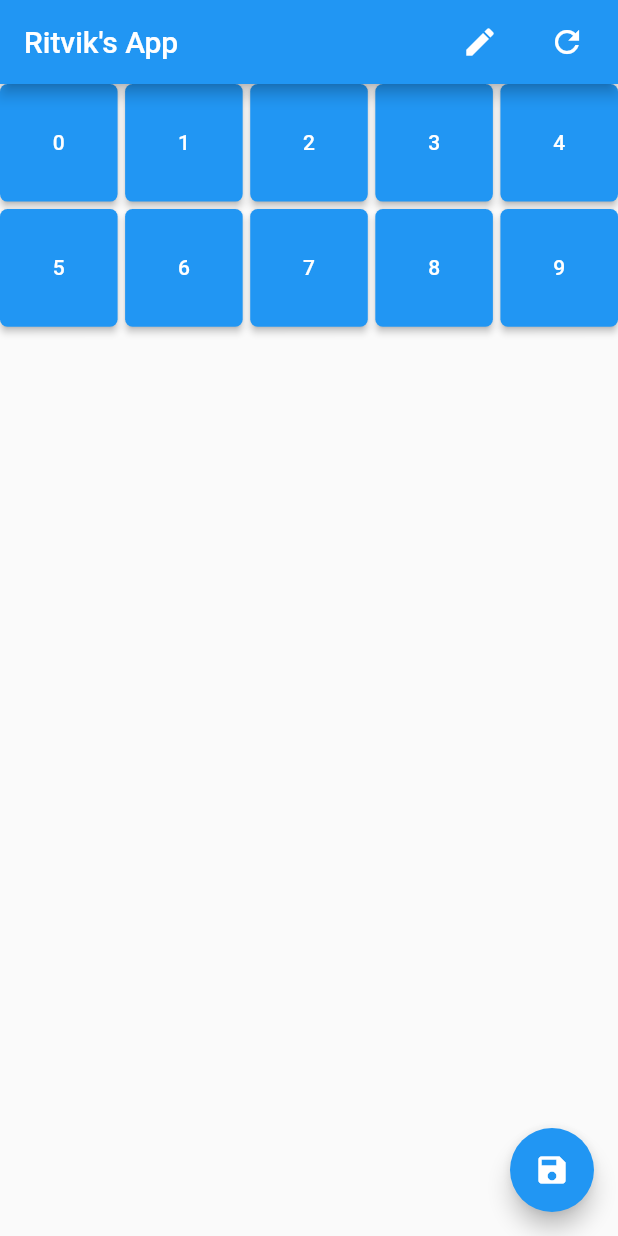
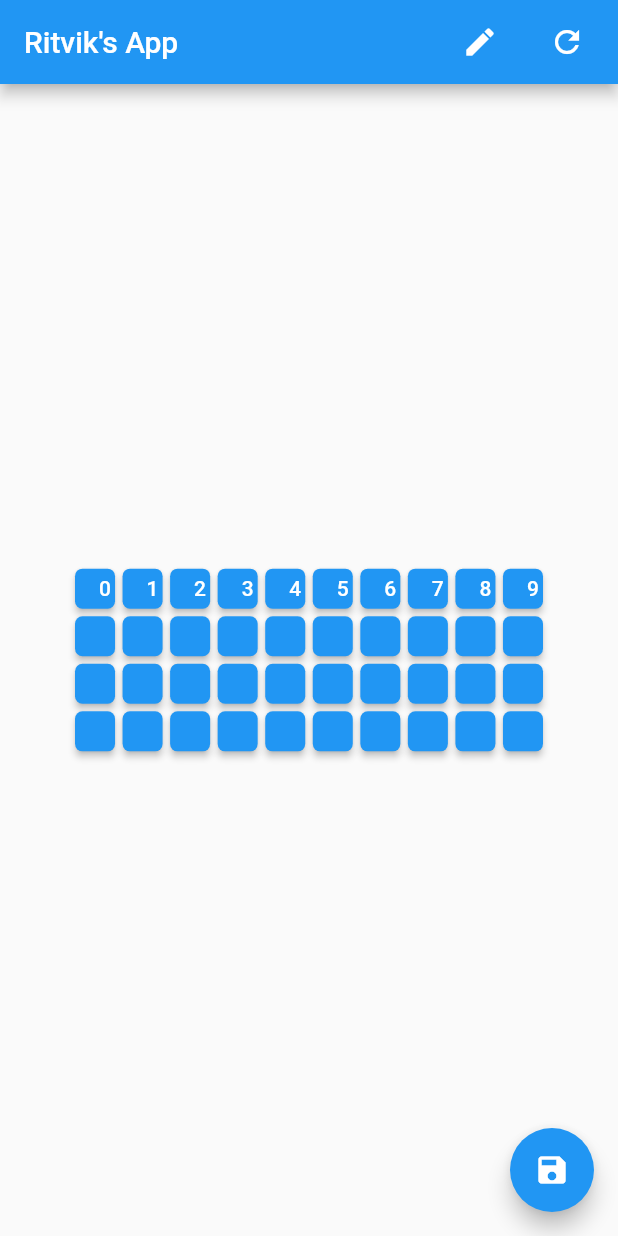
Before and after one commit to maggiielam/math_app, a Flutter app: the screen it shows after launch, after a tap on the "edit" icon, on a phone screen of 412 x 824 dp. Run offline on Flutter 3.47's test engine with Material 2 defaults, Android fonts, the light colour scheme and no system bars; drawn by our look-alikes of reorderable_grid_view; our stand-ins replace shared_preferences; generated files the repository leaves out were written again; statements that could not run were skipped.

Commit message:
more keys plus centering

```diff
--- a/lib/akey.dart
+++ b/lib/akey.dart
@@ -100,7 +100,7 @@ Future<List<AKey>> getInitial() async {
   List<AKey> keys = await getConfig();
   if (keys.isEmpty) {
     List<AKey> newKeys = [];
-    int n = 10;
+    int n = 40;
     // subject to change based on screen ratio, etc
     for (int i = 0; i < n; i++) {
       newKeys.add(AKey(
--- a/lib/default.dart
+++ b/lib/default.dart
@@ -16,8 +16,19 @@ class Default extends StatelessWidget {
   Widget build(BuildContext context) {
     return Column(
       children: [
-        Expanded(child: Input()),
-        const Expanded(child: Keyboard()),
+        Expanded(flex: 1, child: Input()),
+        const Expanded(
+            flex: 2,
+            child: Center(
+                child: Column(
+              mainAxisAlignment: MainAxisAlignment.center,
+              children: [
+                Padding(
+                  padding: EdgeInsets.all(20.0),
+                  child: Keyboard(),
+                ),
+              ],
+            ))),
       ],
     );
   }
--- a/lib/editkeys.dart
+++ b/lib/editkeys.dart
@@ -50,10 +50,17 @@ class _EditKeysState extends State<EditKeys> {
     return Scaffold(
       body: _isLoading
           ? const Center(child: CircularProgressIndicator())
-          : ReorderableGridView.count(
+          : Center(
+              child: Column(
+                mainAxisAlignment: MainAxisAlignment.center,
+                children: [
+                  Padding(
+                    padding: const EdgeInsets.all(50.0),
+                    child: ReorderableGridView.count(
+                      shrinkWrap: true,
                       crossAxisSpacing: 5,
                       mainAxisSpacing: 5,
-              crossAxisCount: 5, // will change eventually
+                      crossAxisCount: 10, // will change eventually
                       children: keys,
                       onReorder: (oldIndex, newIndex) {
                         setState(() {
@@ -62,6 +69,10 @@ class _EditKeysState extends State<EditKeys> {
                         });
                       },
                     ),
+                  ),
+                ],
+              ),
+            ),
       floatingActionButton: FloatingActionButton(
         onPressed: saveData,
         child: const Icon(Icons.save),
--- a/lib/keyboard.dart
+++ b/lib/keyboard.dart
@@ -36,16 +36,15 @@ class _KeyboardState extends State<Keyboard> {
 
   @override
   Widget build(BuildContext context) {
-    return Scaffold(
-      body: _isLoading
+    return _isLoading
         ? const Center(child: CircularProgressIndicator())
         : GridView.count(
+            shrinkWrap: true,
             crossAxisSpacing: 5,
             mainAxisSpacing: 5,
-              crossAxisCount: 5, // will change eventually
+            crossAxisCount: 10, // will change eventually
             children: keys,
-            ),
-      // floatingActionButton: FloatingActionButton(onPressed: () => dataLoad()),
           );
+    // floatingActionButton: FloatingActionButton(onPressed: () => dataLoad();
   }
 }
```
Lines whose indentation alone changed are shown as unchanged.
